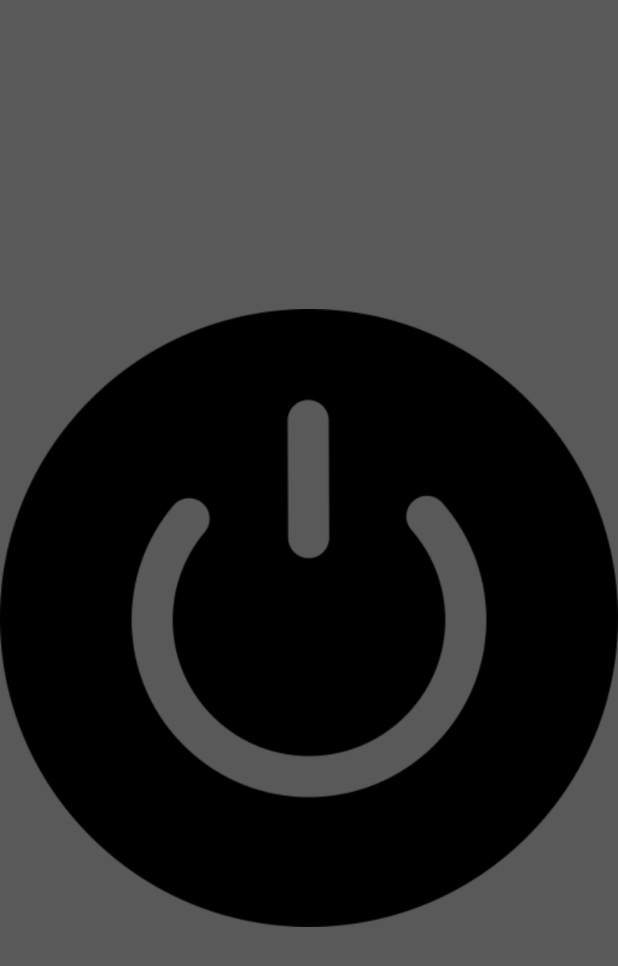
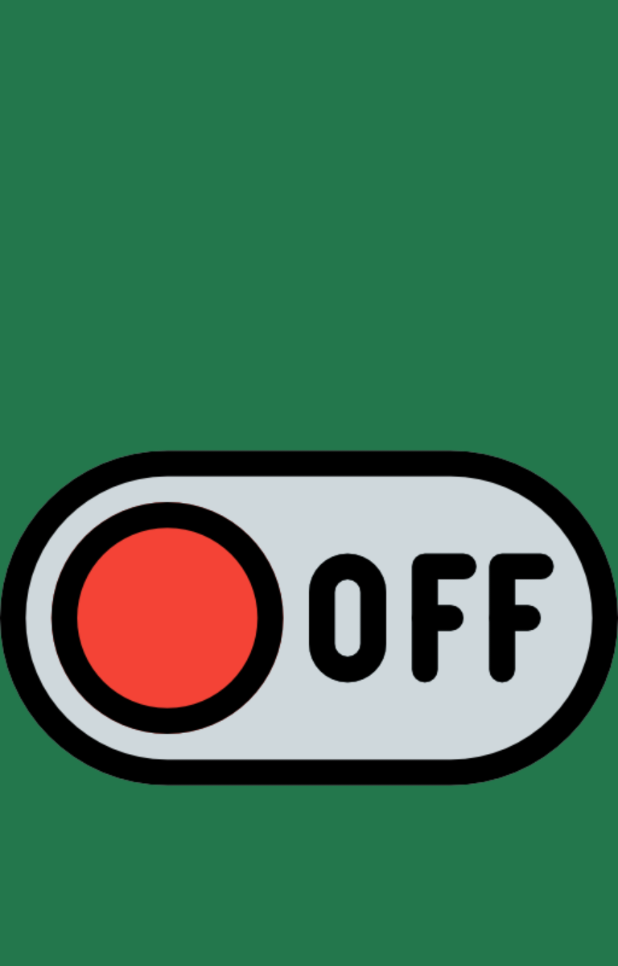
Before and after one commit to LeonBrawler/FinalProject123123, an Android app: the FlashlightActivity screen opened directly, with no data from a screen before it, on a phone screen of 412 x 824 dp. Shown: the top 966 px of the screen. Run offline under Robolectric (Android 15) with nearby library versions, the light colour scheme and no system bars.

Commit message:
FlashLightActivity changed Bug fix

```diff
--- a/app/src/main/java/com/example/finalproject/CovidActivity.java
+++ b/app/src/main/java/com/example/finalproject/CovidActivity.java
@@ -90,7 +90,7 @@ public class CovidActivity extends AppCompatActivity{
                     @Override
                     public void onFailure(Call<CovidHistory> call, Throwable t) {
                         Log.d("ERROR", "onFailure called");
-                        Toast.makeText(CovidActivity.this, "Check the 'country' field for mistakes", Toast.LENGTH_LONG).show();
+                        Toast.makeText(CovidActivity.this, "Check the 'country' field", Toast.LENGTH_LONG).show();
                     }
                 });
             }
--- a/app/src/main/java/com/example/finalproject/FlashlightActivity.java
+++ b/app/src/main/java/com/example/finalproject/FlashlightActivity.java
@@ -7,6 +7,7 @@ import android.hardware.camera2.CameraAccessException;
 import android.hardware.camera2.CameraManager;
 import android.os.Build;
 import android.os.Bundle;
+import android.util.Log;
 import android.view.View;
 import android.widget.ImageView;
 import android.widget.Toast;
@@ -32,6 +33,11 @@ public class FlashlightActivity extends AppCompatActivity {
                 if(hasCameraFlash){
                     try {
                         toggleFlashlight(flashOn);
+                        if (flashOn){
+                            toggleButton.setImageResource(R.drawable.switch_off);
+                        } else {
+                            toggleButton.setImageResource(R.drawable.switch_on);
+                        }
                     } catch (CameraAccessException e) {
                         e.printStackTrace();
                     }
--- a/app/src/main/res/layout/activity_flashlight.xml
+++ b/app/src/main/res/layout/activity_flashlight.xml
@@ -4,18 +4,15 @@
     xmlns:tools="http://schemas.android.com/tools"
     android:layout_width="match_parent"
     android:layout_height="match_parent"
-    android:background="#E64A4949">
-
+    android:background="#23774C">
 
     <ImageView
         android:id="@+id/toggle_flashlight"
         android:layout_width="wrap_content"
         android:layout_height="wrap_content"
-        android:onClick="flashlightOnClick"
         app:layout_constraintBottom_toBottomOf="parent"
         app:layout_constraintEnd_toEndOf="parent"
         app:layout_constraintStart_toStartOf="parent"
         app:layout_constraintTop_toTopOf="parent"
-        app:srcCompat="@drawable/power_btn"
-        tools:ignore="SpeakableTextPresentCheck" />
+        app:srcCompat="@drawable/switch_off" />
 </androidx.constraintlayout.widget.ConstraintLayout>
```
Also changed, not shown: app/src/main/res/drawable/switch_off.png (added), app/src/main/res/drawable/switch_on.png (added).
